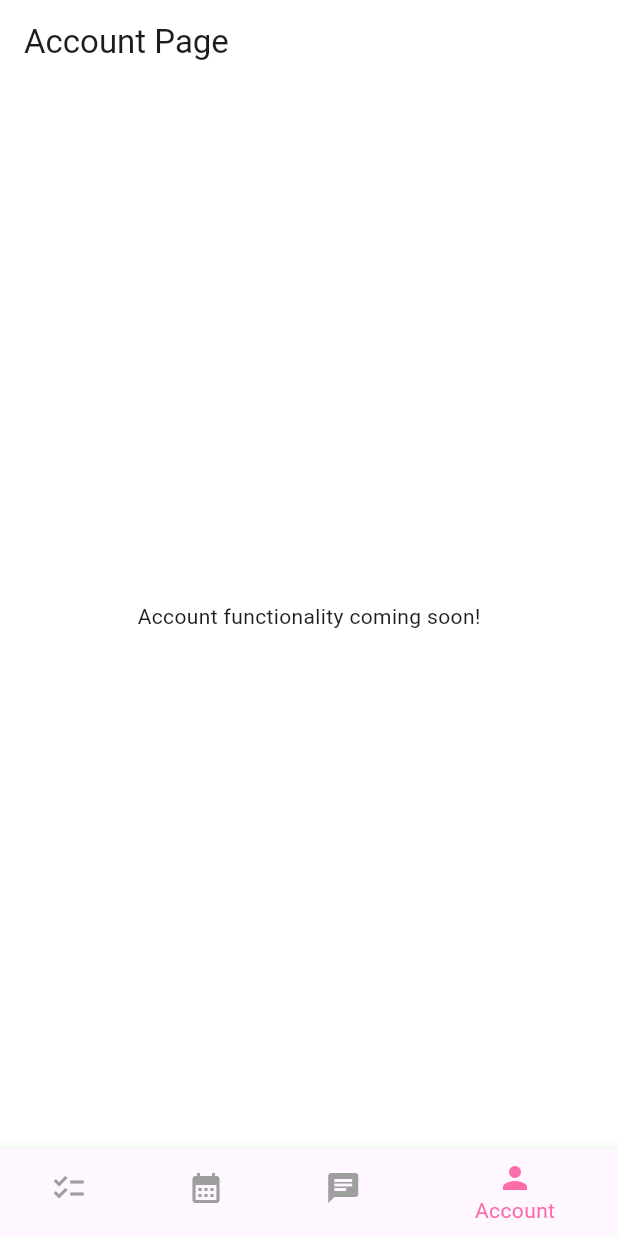
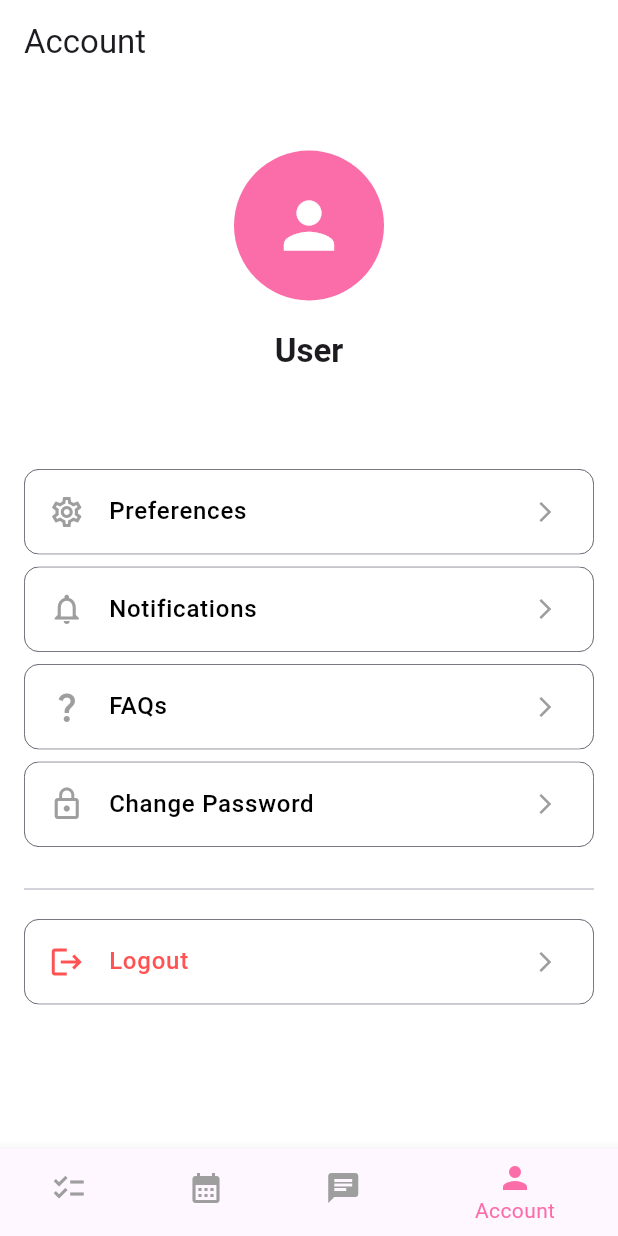
Before and after one commit to hayasaka0v0/WorkManagementApp, a Flutter app: the screen it shows after launch, item 4 of the bottom bar chosen, on a phone screen of 412 x 824 dp. Run offline on Flutter 3.47's test engine with Material 3 defaults, Android fonts, the phone set to English and light mode, and no system bars; our stand-ins replace dartz, equatable, flutter_bloc, flutter_dotenv, get_it, supabase_flutter; accounts and stored records are empty.

Commit message:
[Update] UI account_page

```diff
--- a/lib/features/account/presentation/pages/account_page.dart
+++ b/lib/features/account/presentation/pages/account_page.dart
@@ -1,21 +1,148 @@
 import 'package:flutter/material.dart';
-
-class AccountPage extends StatefulWidget {
+import 'package:flutter_bloc/flutter_bloc.dart';
+import 'package:learning/core/theme/app_pallete.dart';
+import 'package:learning/features/auth/presentation/bloc/auth_bloc.dart';
+class AccountPage extends StatelessWidget {
   const AccountPage({super.key});
-
-  @override
-  State<AccountPage> createState() => _AccountPageState();
-}
-
-class _AccountPageState extends State<AccountPage> {
   @override
   Widget build(BuildContext context) {
     return Scaffold(
       appBar: AppBar(
-        title: const Text('Account Page'),
+        title: const Text('Account'),
       ),
-      body: const Center(
-        child: Text('Account functionality coming soon!'),
+      body: Column(
+        children: [
+          // Top 1/3: User Name (and Avatar)
+          Expanded(
+            flex: 1,
+            child: BlocBuilder<AuthBloc, AuthState>(
+              builder: (context, state) {
+                String userName = 'User';
+                String? email;
+
+                if (state is AuthAuthenticated) {
+                  userName = state.user.fullName ?? 'User';
+                  email = state.user.email;
+                }
+                return Container(
+                  width: double.infinity,
+                  padding: const EdgeInsets.all(20),
+                  decoration: const BoxDecoration(
+                    color: AppPallete.backgroundColor,
+                  ),
+                  child: Column(
+                    mainAxisAlignment: MainAxisAlignment.center,
+                    children: [
+                      const CircleAvatar(
+                        radius: 50,
+                        backgroundColor: AppPallete.gradient2,
+                        child: Icon(
+                          Icons.person,
+                          size: 50,
+                          color: AppPallete.whiteColor,
+                        ),
+                      ),
+                      const SizedBox(height: 20),
+                      Text(
+                        userName,
+                        style: Theme.of(context).textTheme.titleLarge?.copyWith(
+                              fontWeight: FontWeight.bold,
+                            ),
+                      ),
+                      if (email != null) ...[
+                        const SizedBox(height: 8),
+                        Text(
+                          email,
+                          style: Theme.of(context).textTheme.bodyMedium?.copyWith(
+                                color: AppPallete.greyColor,
+                              ),
+                        ),
+                      ],
+                    ],
+                  ),
+                );
+              },
+            ),
+          ),
+
+          // Bottom 2/3: Options List
+          Expanded(
+            flex: 2,
+            child: Container(
+              color: AppPallete.backgroundColor,
+              child: ListView(
+                padding: const EdgeInsets.symmetric(horizontal: 16, vertical: 20),
+                children: [
+                  _buildOptionTile(
+                    context,
+                    icon: Icons.settings_outlined,
+                    title: 'Preferences',
+                    onTap: () {},
+                  ),
+                  _buildOptionTile(
+                    context,
+                    icon: Icons.notifications_outlined,
+                    title: 'Notifications',
+                    onTap: () {},
+                  ),
+                  _buildOptionTile(
+                    context,
+                    icon: Icons.question_mark,
+                    title: 'FAQs',
+                    onTap: () {},
+                  ),
+                  _buildOptionTile(
+                    context,
+                    icon: Icons.lock_outline,
+                    title: 'Change Password',
+                    onTap: () {},
+                  ),
+                  const Divider(height: 40),
+                  _buildOptionTile(
+                    context,
+                    icon: Icons.logout,
+                    title: 'Logout',
+                    textColor: AppPallete.errorColor,
+                    iconColor: AppPallete.errorColor,
+                    onTap: () {
+                      context.read<AuthBloc>().add(AuthLogoutRequested());
+                    },
+                  ),
+                ],
+              ),
+            ),
+          ),
+        ],
+      ),
+    );
+  }
+  Widget _buildOptionTile(
+    BuildContext context, {
+    required IconData icon,
+    required String title,
+    required VoidCallback onTap,
+    Color? textColor,
+    Color? iconColor,
+  }) {
+    return Card(
+      elevation: 0,
+      color: AppPallete.transparentColor,
+      margin: const EdgeInsets.only(bottom: 8),
+      child: ListTile(
+        leading: Icon(icon, color: iconColor ?? AppPallete.greyColor),
+        title: Text(
+          title,
+          style: TextStyle(
+            color: textColor ?? Colors.black,
+            fontWeight: FontWeight.w500,
+          ),
+        ),
+        trailing: const Icon(Icons.arrow_forward_ios, size: 16, color: AppPallete.greyColor),
+        onTap: onTap,
+        shape: RoundedRectangleBorder(
+          borderRadius: BorderRadius.circular(10),
+          side: const BorderSide(color: AppPallete.borderColor, width: 0.5),
+        ),
       ),
     );
   }
```
